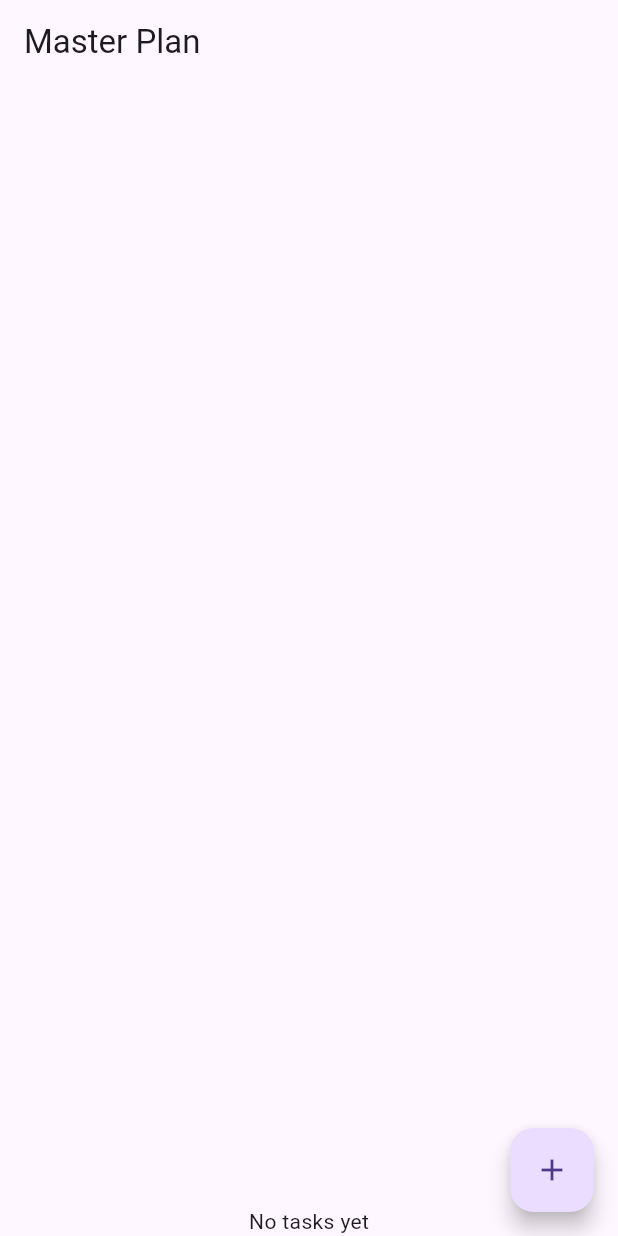
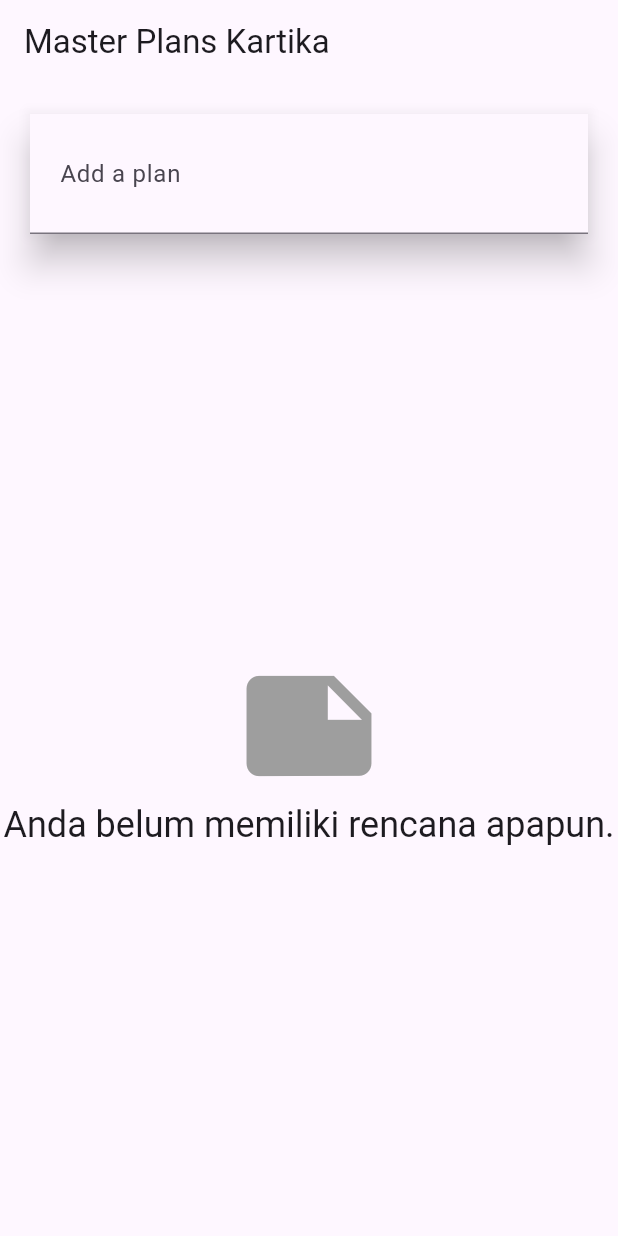
Before and after one commit to kartika3juli15/master_plan, a Flutter app: the screen it shows after launch, on a phone screen of 412 x 824 dp. Run offline on Flutter 3.47's test engine with Material 3 defaults, Android fonts, the phone set to English and light mode, and no system bars.

Commit message:
Praktikum 3

```diff
--- a/lib/main.dart
+++ b/lib/main.dart
@@ -1,19 +1,22 @@
 import 'package:flutter/material.dart';
-import './models/data_layer.dart';
-import './views/plan_screen.dart';
+import 'models/data_layer.dart';
+import 'provider/plan_provider.dart';
+import 'views/plan_creator_screen.dart';
 
-void main() => runApp(MasterPlanApp());
+void main() => runApp(const MasterPlanApp());
 
 class MasterPlanApp extends StatelessWidget {
   const MasterPlanApp({super.key});
 
   @override
   Widget build(BuildContext context) {
-    return MaterialApp(
-      theme: ThemeData(primarySwatch: Colors.purple),
-      home: PlanProvider(
-        notifier: ValueNotifier<Plan>(const Plan()),
-        child: const PlanScreen(),
+    return PlanProvider(
+      notifier: ValueNotifier<List<Plan>>([]),
+      child: MaterialApp(
+        debugShowCheckedModeBanner: false,
+        title: 'Master Plan',
+        theme: ThemeData(primarySwatch: Colors.blue),
+        home: const PlanCreatorScreen(),
       ),
     );
   }
--- a/lib/models/data_layer.dart
+++ b/lib/models/data_layer.dart
@@ -11,29 +11,11 @@ class Plan {
   final String name;
   final List<Task> tasks;
 
-  const Plan({this.name = '', this.tasks = const []});
+  const Plan({required this.name, required this.tasks});
 
   String get completenessMessage {
-    if (tasks.isEmpty) {
-      return 'No tasks yet';
-    }
+    if (tasks.isEmpty) return 'Tidak ada tugas';
     final completed = tasks.where((task) => task.complete).length;
-    return '$completed out of ${tasks.length} tasks completed';
+    return '$completed dari ${tasks.length} tugas selesai';
   }
 }
-
-// Provider untuk membagikan state Plan ke seluruh widget
-class PlanProvider extends InheritedNotifier<ValueNotifier<Plan>> {
-  const PlanProvider({
-    super.key,
-    required ValueNotifier<Plan> notifier,
-    required Widget child,
-  }) : super(notifier: notifier, child: child);
-
-  // Digunakan untuk mengakses PlanProvider dari context
-  static ValueNotifier<Plan> of(BuildContext context) {
-    final provider = context.dependOnInheritedWidgetOfExactType<PlanProvider>();
-    assert(provider != null, 'No PlanProvider found in context');
-    return provider!.notifier!;
-  }
-}
--- a/lib/provider/plan_provider.dart
+++ b/lib/provider/plan_provider.dart
@@ -1,16 +1,16 @@
 import 'package:flutter/material.dart';
 import '../models/data_layer.dart';
 
-class PlanProvider extends InheritedNotifier<ValueNotifier<Plan>> {
+class PlanProvider extends InheritedNotifier<ValueNotifier<List<Plan>>> {
   const PlanProvider({
     super.key,
+    required ValueNotifier<List<Plan>> notifier,
     required Widget child,
-    required ValueNotifier<Plan> notifier,
-  }) : super(child: child, notifier: notifier);
+  }) : super(notifier: notifier, child: child);
 
-  static ValueNotifier<Plan> of(BuildContext context) {
-    return context
-        .dependOnInheritedWidgetOfExactType<PlanProvider>()!
-        .notifier!;
+  static ValueNotifier<List<Plan>> of(BuildContext context) {
+    final provider = context.dependOnInheritedWidgetOfExactType<PlanProvider>();
+    assert(provider != null, 'No PlanProvider found in context');
+    return provider!.notifier!;
   }
 }
--- /dev/null
+++ b/lib/views/plan_creator_screen.dart
@@ -0,0 +1,99 @@
+import 'package:flutter/material.dart';
+import '../models/data_layer.dart';
+import '../provider/plan_provider.dart';
+import 'plan_screen.dart';
+
+class PlanCreatorScreen extends StatefulWidget {
+  const PlanCreatorScreen({super.key});
+
+  @override
+  State<PlanCreatorScreen> createState() => _PlanCreatorScreenState();
+}
+
+class _PlanCreatorScreenState extends State<PlanCreatorScreen> {
+  final textController = TextEditingController();
+
+  void addPlan() {
+    final text = textController.text;
+    if (text.isEmpty) return;
+
+    final plan = Plan(name: text, tasks: []);
+    ValueNotifier<List<Plan>> planNotifier = PlanProvider.of(context);
+    planNotifier.value = List<Plan>.from(planNotifier.value)..add(plan);
+
+    textController.clear();
+    FocusScope.of(context).requestFocus(FocusNode());
+    setState(() {});
+  }
+
+  Widget _buildMasterPlans() {
+    ValueNotifier<List<Plan>> planNotifier = PlanProvider.of(context);
+    List<Plan> plans = planNotifier.value;
+
+    if (plans.isEmpty) {
+      return Column(
+        mainAxisAlignment: MainAxisAlignment.center,
+        children: <Widget>[
+          const Icon(Icons.note, size: 100, color: Colors.grey),
+          Text(
+            'Anda belum memiliki rencana apapun.',
+            style: Theme.of(context).textTheme.headlineSmall,
+          ),
+        ],
+      );
+    }
+
+    return ListView.builder(
+      itemCount: plans.length,
+      itemBuilder: (context, index) {
+        final plan = plans[index];
+        return ListTile(
+          title: Text(plan.name),
+          subtitle: Text(plan.completenessMessage),
+          onTap: () {
+            Navigator.of(
+              context,
+            ).push(MaterialPageRoute(builder: (_) => PlanScreen(plan: plan)));
+          },
+        );
+      },
+    );
+  }
+
+  Widget _buildListCreator() {
+    return Padding(
+      padding: const EdgeInsets.all(20.0),
+      child: Material(
+        color: Theme.of(context).cardColor,
+        elevation: 10,
+        child: TextField(
+          controller: textController,
+          decoration: const InputDecoration(
+            labelText: 'Add a plan',
+            contentPadding: EdgeInsets.all(20),
+          ),
+          onEditingComplete: addPlan,
+        ),
+      ),
+    );
+  }
+
+  @override
+  void dispose() {
+    textController.dispose();
+    super.dispose();
+  }
+
+  @override
+  Widget build(BuildContext context) {
+    return Scaffold(
+      appBar: AppBar(title: const Text('Master Plans Kartika')),
+      body: Column(
+        children: [
+          _buildListCreator(),
+          Expanded(child: _buildMasterPlans()),
+        ],
+      ),
+    );
+  }
+}
--- a/lib/views/plan_screen.dart
+++ b/lib/views/plan_screen.dart
@@ -1,17 +1,17 @@
+import 'package:flutter/material.dart';
 import '../models/data_layer.dart';
-import 'package:flutter/material.dart';
-
-late ScrollController scrollController;
+import '../provider/plan_provider.dart';
 
 class PlanScreen extends StatefulWidget {
-  const PlanScreen({super.key});
+  final Plan plan;
+  const PlanScreen({super.key, required this.plan});
 
   @override
   State createState() => _PlanScreenState();
 }
 
 class _PlanScreenState extends State<PlanScreen> {
-  Plan plan = const Plan();
+  late ScrollController scrollController;
 
   @override
   void initState() {
@@ -30,15 +30,37 @@ class _PlanScreenState extends State<PlanScreen> {
 
   @override
   Widget build(BuildContext context) {
+    ValueNotifier<List<Plan>> plansNotifier = PlanProvider.of(context);
+
     return Scaffold(
-      appBar: AppBar(title: const Text('Master Plan')),
-      body: ValueListenableBuilder<Plan>(
-        valueListenable: PlanProvider.of(context),
-        builder: (context, plan, child) {
+      appBar: AppBar(title: Text(widget.plan.name)),
+      body: ValueListenableBuilder<List<Plan>>(
+        valueListenable: plansNotifier,
+        builder: (context, plans, child) {
+          // Cari plan yang sesuai
+          final currentPlanIndex = plans.indexWhere(
+            (p) => p.name == widget.plan.name,
+          );
+
+          // Jika plan tidak ditemukan, tampilkan pesan error
+          if (currentPlanIndex == -1) {
+            return const Center(child: Text('Plan tidak ditemukan'));
+          }
+
+          final currentPlan = plans[currentPlanIndex];
+
           return Column(
             children: [
-              Expanded(child: _buildList(plan)),
-              SafeArea(child: Text(plan.completenessMessage)),
+              Expanded(child: _buildList(currentPlan)),
+              SafeArea(
+                child: Padding(
+                  padding: const EdgeInsets.all(8.0),
+                  child: Text(
+                    currentPlan.completenessMessage,
+                    style: Theme.of(context).textTheme.titleMedium,
+                  ),
+                ),
+              ),
             ],
           );
         },
@@ -48,22 +70,41 @@ class _PlanScreenState extends State<PlanScreen> {
   }
 
   Widget _buildAddTaskButton(BuildContext context) {
-    ValueNotifier<Plan> planNotifier = PlanProvider.of(context);
+    ValueNotifier<List<Plan>> planNotifier = PlanProvider.of(context);
+
     return FloatingActionButton(
       child: const Icon(Icons.add),
       onPressed: () {
-        Plan currentPlan = planNotifier.value;
-        planNotifier.value = Plan(
+        final plans = planNotifier.value;
+        final planIndex = plans.indexWhere((p) => p.name == widget.plan.name);
+
+        if (planIndex == -1) return;
+
+        final currentPlan = plans[planIndex];
+        final updatedTasks = List<Task>.from(currentPlan.tasks)
+          ..add(const Task());
+
+        final updatedPlans = List<Plan>.from(plans);
+        updatedPlans[planIndex] = Plan(
           name: currentPlan.name,
-          tasks: List<Task>.from(currentPlan.tasks)..add(const Task()),
+          tasks: updatedTasks,
         );
+
+        planNotifier.value = updatedPlans;
       },
     );
   }
 
   Widget _buildList(Plan plan) {
+    if (plan.tasks.isEmpty) {
+      return const Center(
+        child: Text('Tidak ada task. Tekan tombol + untuk menambah task.'),
+      );
+    }
+
     return ListView.builder(
       controller: scrollController,
+      keyboardDismissBehavior: ScrollViewKeyboardDismissBehavior.onDrag,
       itemCount: plan.tasks.length,
       itemBuilder: (context, index) =>
           _buildTaskTile(plan.tasks[index], index, context),
@@ -71,31 +112,61 @@ class _PlanScreenState extends State<PlanScreen> {
   }
 
   Widget _buildTaskTile(Task task, int index, BuildContext context) {
-    ValueNotifier<Plan> planNotifier = PlanProvider.of(context);
+    ValueNotifier<List<Plan>> planNotifier = PlanProvider.of(context);
+
     return ListTile(
       leading: Checkbox(
         value: task.complete,
         onChanged: (selected) {
-          Plan currentPlan = planNotifier.value;
-          planNotifier.value = Plan(
+          if (selected == null) return;
+
+          final plans = planNotifier.value;
+          final planIndex = plans.indexWhere((p) => p.name == widget.plan.name);
+
+          if (planIndex == -1) return;
+
+          final currentPlan = plans[planIndex];
+          final updatedTasks = List<Task>.from(currentPlan.tasks);
+          updatedTasks[index] = Task(
+            description: task.description,
+            complete: selected,
+          );
+
+          final updatedPlans = List<Plan>.from(plans);
+          updatedPlans[planIndex] = Plan(
             name: currentPlan.name,
-            tasks: List<Task>.from(currentPlan.tasks)
-              ..[index] = Task(
-                description: task.description,
-                complete: selected ?? false,
-              ),
+            tasks: updatedTasks,
           );
+
+          planNotifier.value = updatedPlans;
         },
       ),
       title: TextFormField(
         initialValue: task.description,
+        decoration: const InputDecoration(
+          border: InputBorder.none,
+          hintText: 'Tulis deskripsi task...',
+        ),
         onChanged: (text) {
-          Plan currentPlan = planNotifier.value;
-          planNotifier.value = Plan(
+          final plans = planNotifier.value;
+          final planIndex = plans.indexWhere((p) => p.name == widget.plan.name);
+
+          if (planIndex == -1) return;
+
+          final currentPlan = plans[planIndex];
+          final updatedTasks = List<Task>.from(currentPlan.tasks);
+          updatedTasks[index] = Task(
+            description: text,
+            complete: task.complete,
+          );
+
+          final updatedPlans = List<Plan>.from(plans);
+          updatedPlans[planIndex] = Plan(
             name: currentPlan.name,
-            tasks: List<Task>.from(currentPlan.tasks)
-              ..[index] = Task(description: text, complete: task.complete),
+            tasks: updatedTasks,
           );
+
+          planNotifier.value = updatedPlans;
         },
       ),
     );
```
